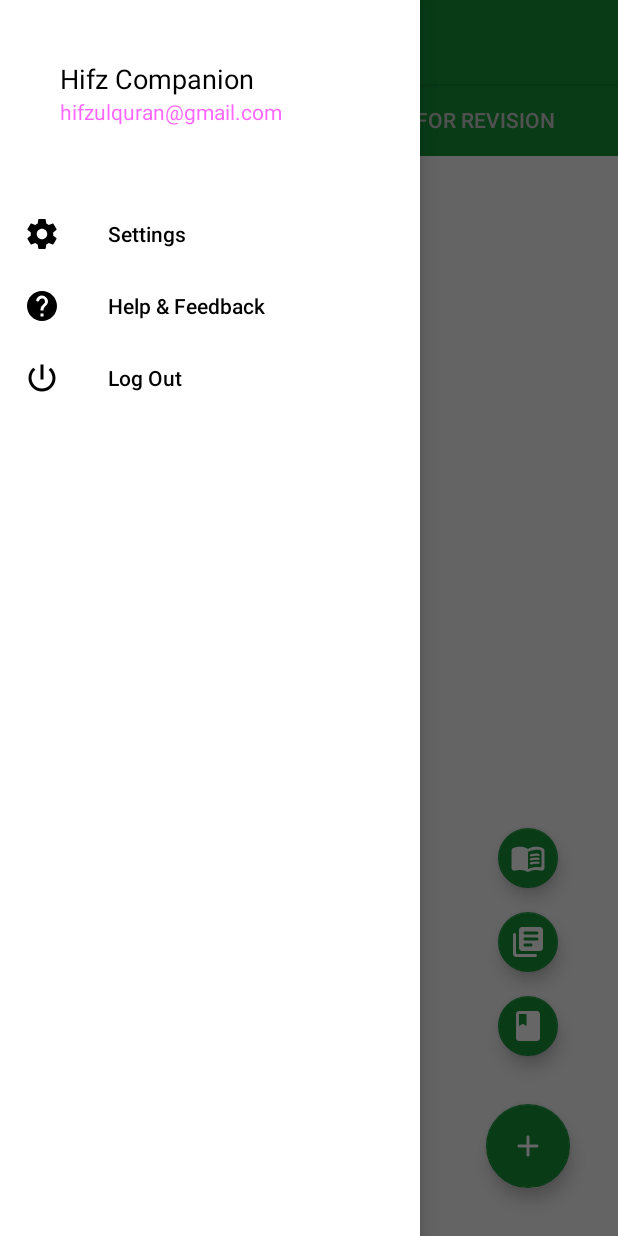
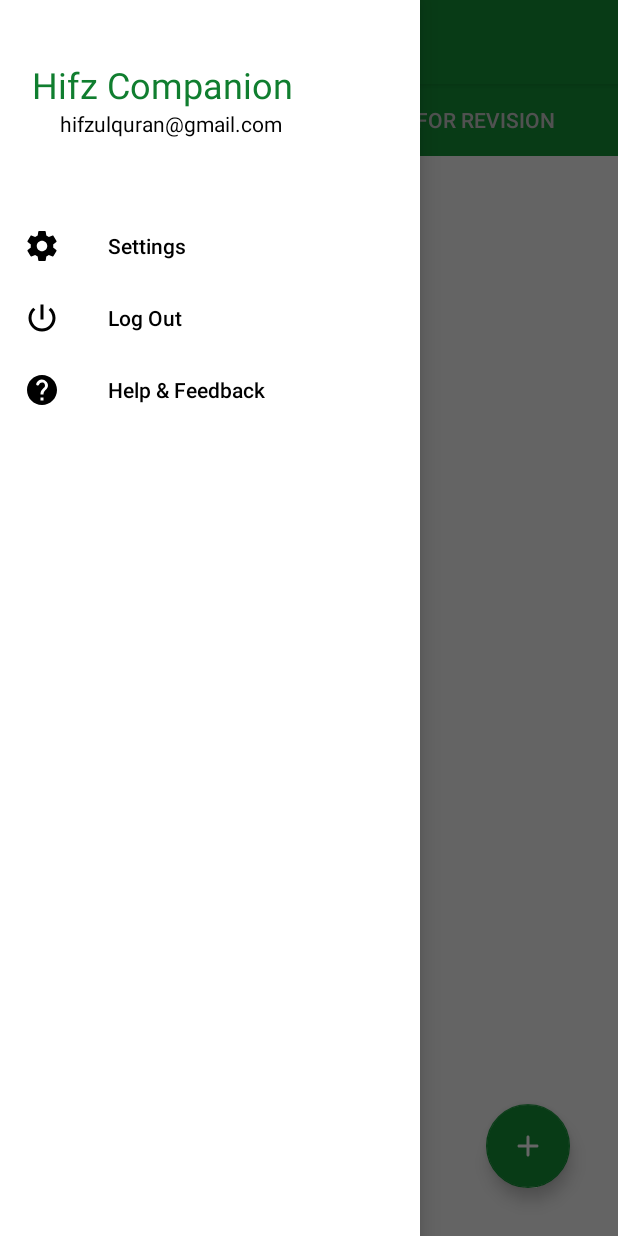
Before and after one commit to Hifz-Companion/hifzcompanion-mobile-android, an Android app: the screen it shows after launch once a user with an empty profile is signed in (DashboardActivity), with the side drawer open, on a phone screen of 412 x 824 dp. Run offline under Robolectric (Android 15) with nearby library versions, the phone set to English and light mode, and no system bars; our stand-ins replace Firebase (no records; nobody signed in at launch, a user with empty details on screens opened directly).

Commit message:
completed FAB implementation for adding Plans

```diff
--- a/app/src/main/java/com/nnems/hifzcompanion/activities/DashboardActivity.java
+++ b/app/src/main/java/com/nnems/hifzcompanion/activities/DashboardActivity.java
@@ -14,32 +14,23 @@ import androidx.viewpager.widget.ViewPager;
 
 import android.content.Intent;
 import android.os.Bundle;
-import android.util.Log;
 import android.view.MenuItem;
 import android.view.View;
-import android.widget.Button;
+import android.view.animation.Animation;
+import android.view.animation.AnimationUtils;
+import android.widget.TextView;
 
-import com.google.android.gms.tasks.OnCompleteListener;
-import com.google.android.gms.tasks.OnFailureListener;
-import com.google.android.gms.tasks.OnSuccessListener;
-import com.google.android.gms.tasks.Task;
+import com.google.android.material.floatingactionbutton.FloatingActionButton;
 import com.google.android.material.navigation.NavigationView;
 import com.google.android.material.tabs.TabLayout;
 import com.google.firebase.auth.FirebaseAuth;
-import com.google.firebase.auth.FirebaseUser;
-import com.google.firebase.firestore.DocumentReference;
-import com.google.firebase.firestore.DocumentSnapshot;
 import com.google.firebase.firestore.FirebaseFirestore;
-import com.nnems.hifzcompanion.Plan;
 import com.nnems.hifzcompanion.R;
-import com.nnems.hifzcompanion.database.QuranMetaDatabase;
 import com.nnems.hifzcompanion.fragments.DueForMemorizationFragment;
 import com.nnems.hifzcompanion.fragments.DueForRevisionFragment;
 
 import java.util.ArrayList;
-import java.util.HashMap;
 import java.util.List;
-import java.util.Map;
 
 public class DashboardActivity extends AppCompatActivity implements NavigationView.OnNavigationItemSelectedListener {
 
@@ -49,6 +40,9 @@ public class DashboardActivity extends AppCompatActivity implements NavigationVi
     private DueForMemorizationFragment mDueForMemorizationFragment;
     private DueForRevisionFragment mDueForRevisionFragment;
 
+    private FloatingActionButton mAddFab, mAddQuranPlanFab, mAddJuzPlanFab, mAddSurahPlanFab;
+    private TextView mAddQuranPlanText, mAddJuzPlanText, mAddSurahPlanText;
+
     private DrawerLayout mDrawer;
 //    private Button mAddPlanButton;
     private FirebaseAuth mAuth;
@@ -56,6 +50,10 @@ public class DashboardActivity extends AppCompatActivity implements NavigationVi
     private FirebaseFirestore mDb;
 
     private static final String TAG = "DashboardActivity";
+
+    private boolean isOpen;
+
+    private Animation mFabOpenAnim, mFabCloseAnim;
 
 
 
@@ -93,9 +91,53 @@ public class DashboardActivity extends AppCompatActivity implements NavigationVi
         tabLayout.setupWithViewPager(viewPager);
 
         ViewPagerAdapter viewPagerAdapter = new ViewPagerAdapter(getSupportFragmentManager(),0);
-        viewPagerAdapter.addFragment(mDueForMemorizationFragment,"Due For Memorization");
+        viewPagerAdapter.addFragment(mDueForMemorizationFragment,"Due For Memorizing");
         viewPagerAdapter.addFragment(mDueForRevisionFragment,"Due For Revision");
         viewPager.setAdapter(viewPagerAdapter);
+
+        mAddFab = findViewById(R.id.fabAddPlan);
+        mAddQuranPlanFab = findViewById(R.id.fabQuranPlan);
+        mAddJuzPlanFab = findViewById(R.id.fabJuzPlan);
+        mAddSurahPlanFab = findViewById(R.id.fabSurahPlan);
+
+        mAddQuranPlanText = findViewById(R.id.textViewAddQuranPlan);
+        mAddJuzPlanText = findViewById(R.id.textViewAddJuzPlan);
+        mAddSurahPlanText = findViewById(R.id.textViewAddSurahPlan);
+
+            isOpen = false;
+
+            mFabOpenAnim = AnimationUtils.loadAnimation(this,R.anim.fab_open);
+            mFabCloseAnim = AnimationUtils.loadAnimation(this,R.anim.fab_close);
+
+            mAddFab.setOnClickListener(new View.OnClickListener() {
+                @Override
+                public void onClick(View v) {
+                    if(isOpen){
+                        mAddFab.setImageDrawable(getResources().getDrawable(R.drawable.ic_fab_open));
+                        mAddQuranPlanFab.setAnimation(mFabCloseAnim);
+                        mAddJuzPlanFab.setAnimation(mFabCloseAnim);
+                        mAddSurahPlanFab.setAnimation(mFabCloseAnim);
+
+                        mAddQuranPlanText.setVisibility(View.INVISIBLE);
+                        mAddJuzPlanText.setVisibility(View.INVISIBLE);
+                        mAddSurahPlanText.setVisibility(View.INVISIBLE);
+
+                        isOpen = false;
+                    } else{
+
+                        mAddFab.setImageDrawable(getResources().getDrawable(R.drawable.ic_fab_close));
+                        mAddQuranPlanFab.setAnimation(mFabOpenAnim);
+                        mAddJuzPlanFab.setAnimation(mFabOpenAnim);
+                        mAddSurahPlanFab.setAnimation(mFabOpenAnim);
+
+                        mAddQuranPlanText.setVisibility(View.VISIBLE);
+                        mAddJuzPlanText.setVisibility(View.VISIBLE);
+                        mAddSurahPlanText.setVisibility(View.VISIBLE);
+                        isOpen = true;
+                    }
+                }
+            });
+
 
 //        mAddPlanButton.setOnClickListener(new View.OnClickListener() {
 //            @Override
--- /dev/null
+++ b/app/src/main/res/drawable/fab_text_bg.xml
@@ -0,0 +1,10 @@
+<?xml version="1.0" encoding="utf-8"?>
+<selector xmlns:android="http://schemas.android.com/apk/res/android">
+
+    <item>
+        <shape>
+            <solid android:color="@color/lightGrey"/>
+            <corners android:radius="16dp"/>
+        </shape>
+    </item>
+</selector>
--- /dev/null
+++ b/app/src/main/res/drawable/ic_fab_close.xml
@@ -0,0 +1,5 @@
+<vector android:height="24dp" android:tint="#FFFFFF"
+    android:viewportHeight="24" android:viewportWidth="24"
+    android:width="24dp" xmlns:android="http://schemas.android.com/apk/res/android">
+    <path android:fillColor="@android:color/white" android:pathData="M18.3,5.71c-0.39,-0.39 -1.02,-0.39 -1.41,0L12,10.59 7.11,5.7c-0.39,-0.39 -1.02,-0.39 -1.41,0 -0.39,0.39 -0.39,1.02 0,1.41L10.59,12 5.7,16.89c-0.39,0.39 -0.39,1.02 0,1.41 0.39,0.39 1.02,0.39 1.41,0L12,13.41l4.89,4.89c0.39,0.39 1.02,0.39 1.41,0 0.39,-0.39 0.39,-1.02 0,-1.41L13.41,12l4.89,-4.89c0.38,-0.38 0.38,-1.02 0,-1.4z"/>
+</vector>
--- a/app/src/main/res/layout/activity_dashboard.xml
+++ b/app/src/main/res/layout/activity_dashboard.xml
@@ -62,6 +62,7 @@
                 android:layout_marginRight="40dp"
                 android:layout_marginBottom="16dp"
                 android:clickable="true"
+                android:visibility="invisible"
                 app:backgroundTint="@color/purple_500"
                 app:fabSize="mini"
                 app:layout_constraintBottom_toTopOf="@+id/fabJuzPlan"
@@ -76,6 +77,7 @@
                 android:layout_marginRight="40dp"
                 android:layout_marginBottom="16dp"
                 android:clickable="true"
+                android:visibility="invisible"
                 app:backgroundTint="@color/purple_500"
                 app:fabSize="mini"
                 app:layout_constraintBottom_toTopOf="@+id/fabSurahPlan"
@@ -89,6 +91,7 @@
                 android:layout_marginEnd="40dp"
                 android:layout_marginRight="40dp"
                 android:clickable="true"
+                android:visibility="invisible"
                 app:backgroundTint="@color/purple_500"
                 app:fabSize="mini"
                 app:layout_constraintBottom_toTopOf="@+id/coordinatorLayout"
@@ -111,10 +114,65 @@
                     android:layout_height="wrap_content"
                     android:layout_gravity="bottom|end"
                     android:layout_margin="32dp"
-                    android:src="@drawable/ic_fab_icon"
+                    android:src="@drawable/ic_fab_open"
                     app:backgroundTint="@color/purple_500"
-                    app:fabSize="normal" />
+                    app:fabSize="normal"
+                    app:rippleColor="@color/lightGrey" />
             </androidx.coordinatorlayout.widget.CoordinatorLayout>
+
+            <TextView
+                android:id="@+id/textViewAddSurahPlan"
+                android:layout_width="wrap_content"
+                android:layout_height="wrap_content"
+                android:layout_marginEnd="16dp"
+                android:layout_marginRight="16dp"
+                android:background="@drawable/fab_text_bg"
+                android:paddingLeft="16dp"
+                android:paddingTop="5dp"
+                android:paddingRight="16dp"
+                android:paddingBottom="5dp"
+                android:text="Add Surah Plan"
+                android:textColor="@color/white"
+                android:visibility="invisible"
+                app:layout_constraintBottom_toBottomOf="@id/fabSurahPlan"
+                app:layout_constraintEnd_toStartOf="@id/fabSurahPlan"
+                app:layout_constraintTop_toTopOf="@id/fabSurahPlan" />
+
+            <TextView
+                android:id="@+id/textViewAddJuzPlan"
+                android:layout_width="wrap_content"
+                android:layout_height="wrap_content"
+                android:layout_marginEnd="16dp"
+                android:layout_marginRight="16dp"
+                android:background="@drawable/fab_text_bg"
+                android:paddingLeft="16dp"
+                android:paddingTop="5dp"
+                android:paddingRight="16dp"
+                android:paddingBottom="5dp"
+                android:text="Add Juz Plan"
+                android:textColor="@color/white"
+                android:visibility="invisible"
+                app:layout_constraintBottom_toBottomOf="@id/fabJuzPlan"
+                app:layout_constraintEnd_toStartOf="@id/fabJuzPlan"
+                app:layout_constraintTop_toTopOf="@id/fabJuzPlan" />
+
+            <TextView
+                android:id="@+id/textViewAddQuranPlan"
+                android:layout_width="wrap_content"
+                android:layout_height="wrap_content"
+                android:layout_marginEnd="16dp"
+                android:layout_marginRight="16dp"
+                android:background="@drawable/fab_text_bg"
+                android:paddingLeft="16dp"
+                android:paddingTop="5dp"
+                android:paddingRight="16dp"
+                android:paddingBottom="5dp"
+                android:text="Add Quran Plan"
+                android:textColor="@color/white"
+                android:visibility="invisible"
+                app:layout_constraintBottom_toBottomOf="@id/fabQuranPlan"
+                app:layout_constraintEnd_toStartOf="@id/fabQuranPlan"
+                app:layout_constraintTop_toTopOf="@id/fabQuranPlan" />
 
         </androidx.constraintlayout.widget.ConstraintLayout>
 
--- a/app/src/main/res/layout/header.xml
+++ b/app/src/main/res/layout/header.xml
@@ -8,13 +8,15 @@
     <TextView
         android:layout_width="wrap_content"
         android:layout_height="wrap_content"
-        android:layout_marginStart="24dp"
+        android:layout_marginStart="5dp"
         android:layout_marginTop="24dp"
         android:layout_marginEnd="24dp"
         android:text="@string/app_name"
         android:textAppearance="@style/TextAppearance.AppCompat.Display1"
-        android:textColor="@color/black"
-        android:textSize="18sp" />
+        android:textColor="@color/purple_700"
+        android:textSize="24sp"
+        android:layout_marginRight="24dp"
+        android:layout_marginLeft="10dp" />
 
     <TextView
         android:layout_width="wrap_content"
@@ -24,7 +26,7 @@
         android:layout_marginBottom="24dp"
         android:text="@string/app_email"
         android:textAppearance="@style/TextAppearance.AppCompat.Body1"
-        android:textColor="@color/material_on_surface_emphasis_medium"
+        android:textColor="@color/black"
         android:textSize="14sp" />
 
 
--- a/app/src/main/res/menu/drawermenu.xml
+++ b/app/src/main/res/menu/drawermenu.xml
@@ -8,12 +8,12 @@
             android:icon="@drawable/ic_settings"
             android:title="@string/settings"/>
 
+        <item
+            android:id="@+id/nav_logout"
+            android:icon="@drawable/ic_logout"
+            android:title="@string/log_out" />
         <item android:id="@+id/nav_help"
             android:icon="@drawable/ic_help"
             android:title="@string/help_feedback"/>
 
-        <item android:id="@+id/nav_logout"
-            android:icon="@drawable/ic_logout"
-            android:title="@string/log_out"/>
-
 </menu>
--- a/app/src/main/res/values-night/themes.xml
+++ b/app/src/main/res/values-night/themes.xml
@@ -3,14 +3,14 @@
     <style name="Theme.HifzulQuran" parent="Theme.MaterialComponents.DayNight.DarkActionBar">
         <!-- Primary brand color. -->
         <item name="colorPrimary">@color/purple_200</item>
-        <item name="colorPrimaryVariant">@color/purple_700</item>
+        <item name="colorPrimaryVariant">@color/blackGrey</item>
         <item name="colorOnPrimary">@color/black</item>
         <!-- Secondary brand color. -->
         <item name="colorSecondary">@color/teal_200</item>
         <item name="colorSecondaryVariant">@color/teal_200</item>
         <item name="colorOnSecondary">@color/black</item>
         <!-- Status bar color. -->
-        <item name="android:statusBarColor" tools:targetApi="l">?attr/colorPrimaryVariant</item>
+        <item name="android:statusBarColor" tools:targetApi="l">?attr/colorOnPrimary</item>
         <!-- Customize your theme here. -->
     </style>
 
--- a/app/src/main/res/values/colors.xml
+++ b/app/src/main/res/values/colors.xml
@@ -6,6 +6,7 @@
     <color name="teal_200">#FF03DAC5</color>
     <color name="teal_700">#FF018786</color>
     <color name="black">#FF000000</color>
+    <color name="blackGrey">#22222222</color>
     <color name="white">#FFFFFFFF</color>
     <color name="red">#FF0000</color>
     <color name="darker_white">#CCCCCC</color>
--- a/app/src/main/res/values/strings.xml
+++ b/app/src/main/res/values/strings.xml
@@ -11,12 +11,10 @@
     <string name="app_email">hifzulquran@gmail.com</string>
     <string name="help_feedback"><![CDATA[Help & Feedback]]></string>
     <string name="settings">Settings</string>
-    <string name="dashboard">DASHBOARD</string>
 
     <string name="navigation_drawer_open">Open navigation drawer</string>
     <string name="navigation_drawer_close">Close navigation drawer</string>
     <!-- TODO: Remove or change this placeholder text -->
-    <string name="hello_blank_fragment">Hello blank fragment</string>
     <string name="again">again</string>
     <string name="hard">hard</string>
     <string name="good">good</string>
```
Also changed, not shown: app/src/main/res/anim/fab_close.xml (added, +20 -0 lines), app/src/main/res/anim/fab_open.xml (added, +20 -0 lines), app/src/main/res/drawable/ic_fab_open.xml (renamed from app/src/main/res/drawable/ic_fab_icon.xml).
